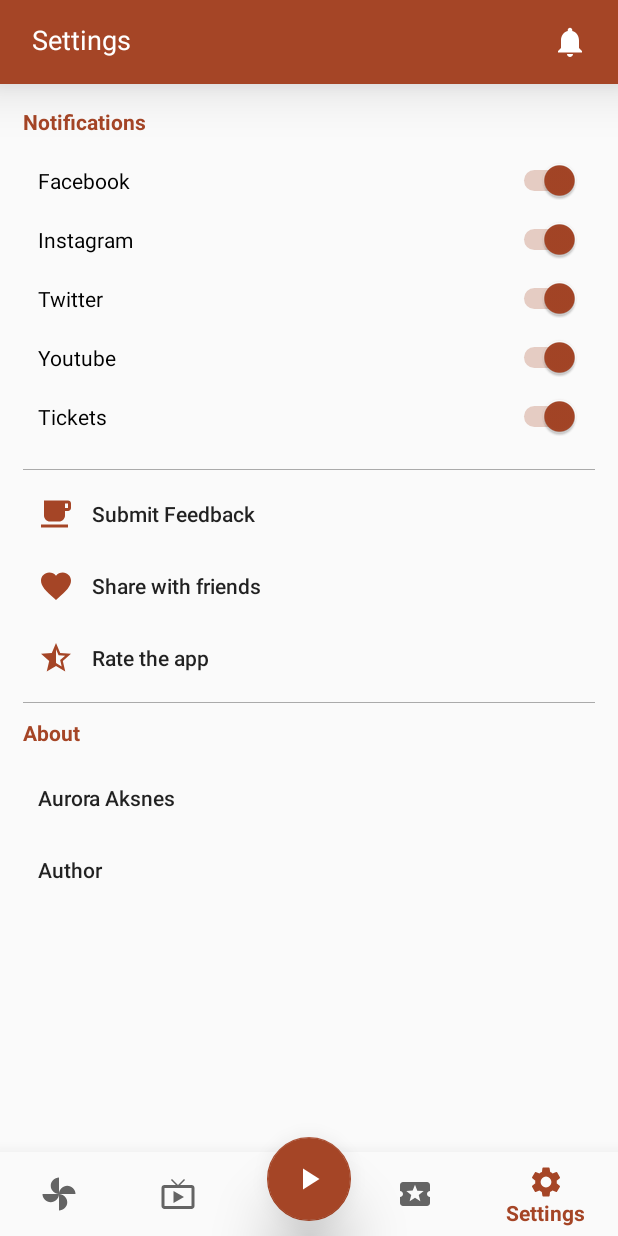
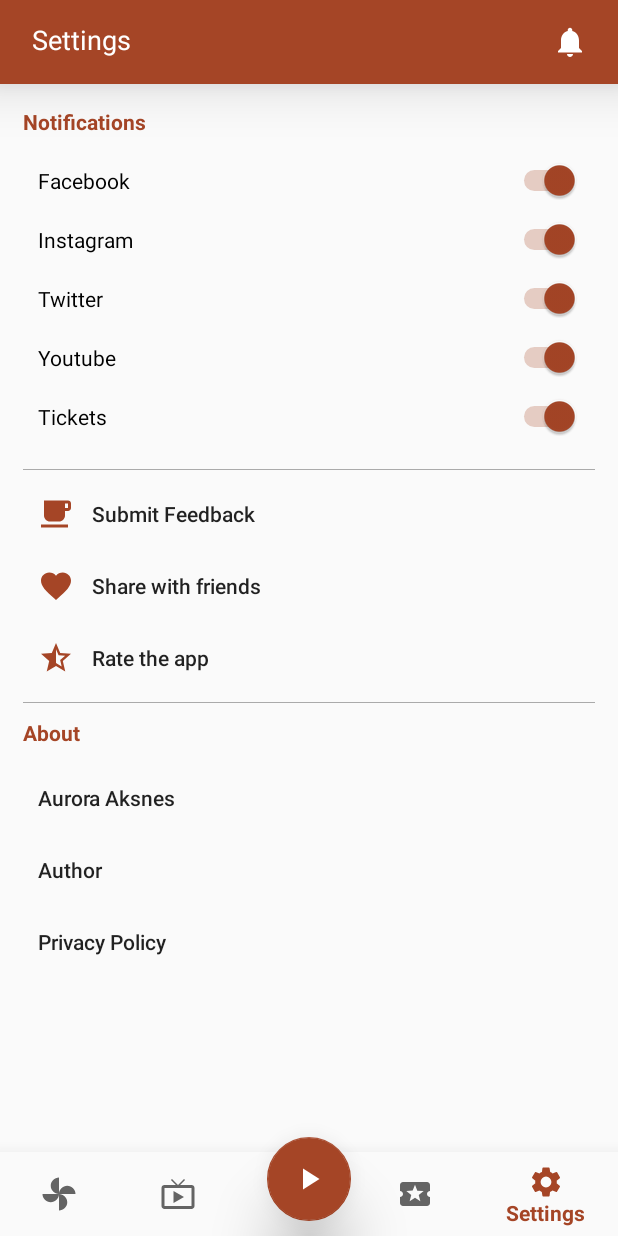
Before and after one commit to semmet95/moths-of-aurora, an Android app: the screen it shows after launch (MainActivity), item 5 of the bottom bar chosen, on a phone screen of 412 x 824 dp. Run offline under Robolectric (Android 15) with nearby library versions, the phone set to English and light mode, and no system bars; our stand-ins replace Firebase (no records; nobody signed in at launch, a user with empty details on screens opened directly); libraries missing offline, so code that uses them is left out: io.paperdb, jp.wasabeef.blurry; 2 statements that could not run were skipped.

Commit message:
added link to the privacy policy

```diff
--- a/app/src/main/res/layout/fragment_settings.xml
+++ b/app/src/main/res/layout/fragment_settings.xml
@@ -174,6 +174,21 @@
             android:textAllCaps="false"
             />
 
+        <Button
+            android:layout_width="match_parent"
+            android:layout_height="wrap_content"
+            android:id="@+id/privacypolicy"
+            android:layout_below="@+id/aboutapp"
+            android:text="Privacy Policy"
+            android:theme="@style/ButtonStyle"
+            style="@style/Widget.AppCompat.Button.Borderless"
+            android:textAlignment="textStart"
+            android:paddingStart="10dp"
+            android:paddingEnd="10dp"
+            android:textSize="14sp"
+            android:textAllCaps="false"
+            />
+
     </RelativeLayout>
 
 </ScrollView>
```
Also changed, not shown: app/src/main/java/amit/apps/aurora_raw3/SettingsFragment.java (+24 -14 lines).
